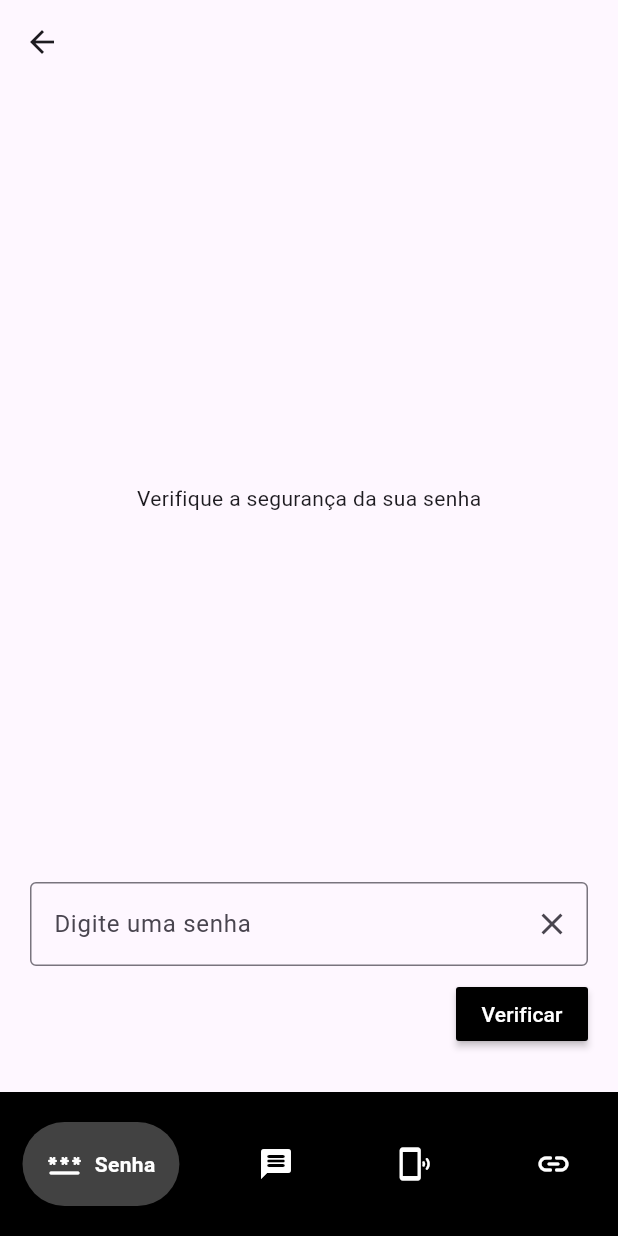
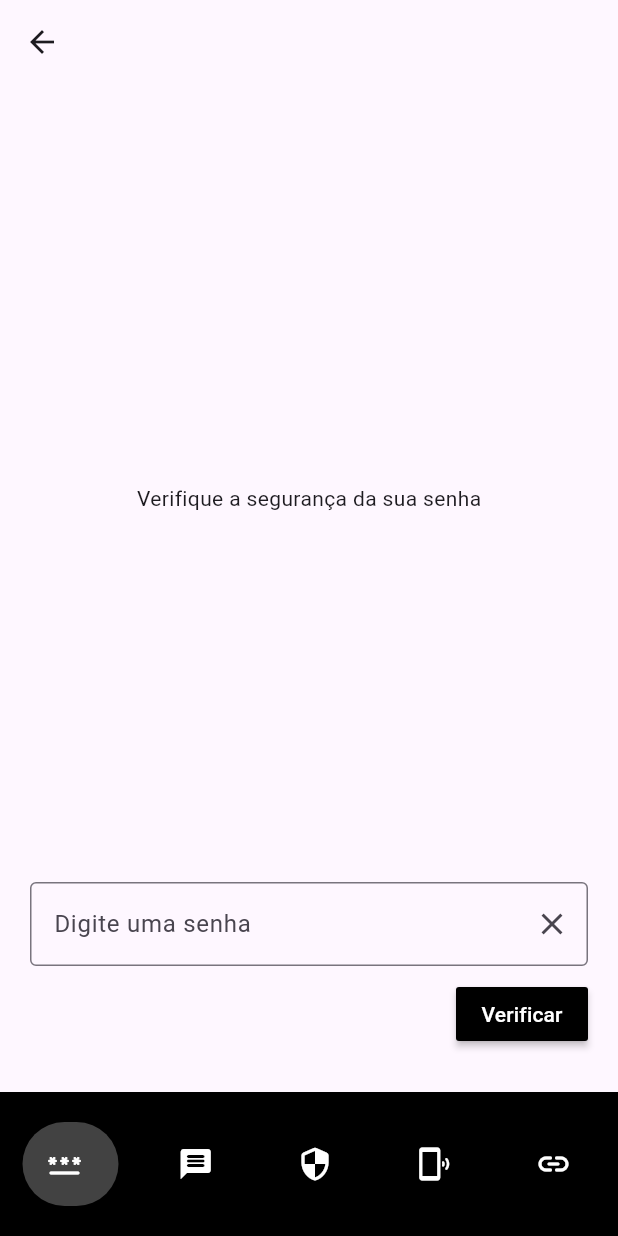
Before and after one commit to CoderGustavo/sherlock, a Flutter app: the HomePage screen opened directly, on a phone screen of 412 x 824 dp. Run offline on Flutter 3.47's test engine with Material 3 defaults, Android fonts, the phone set to English and light mode, and no system bars; drawn by our look-alikes of google_nav_bar; our stand-ins replace smooth_page_indicator.

Commit message:
atualização do front

```diff
--- a/lib/view/home_page.dart
+++ b/lib/view/home_page.dart
@@ -108,19 +108,18 @@ class _HomePageState extends State<HomePage> {
               GButton(
                 active: _selectedIndex == 0,
                 icon: Icons.password_rounded,
-                text: 'Senha',
               ),
               GButton(
                 icon: Icons.message_rounded,
-                text: 'Texto',
+              ),
+              GButton(
+                  icon: Icons.security_rounded
               ),
               GButton(
                 icon: Icons.phonelink_ring_rounded,
-                text: 'Telefone',
               ),
               GButton(
                 icon: Icons.link_rounded,
-                text: 'Site',
               ),
             ],
             selectedIndex: _selectedIndex,
```
